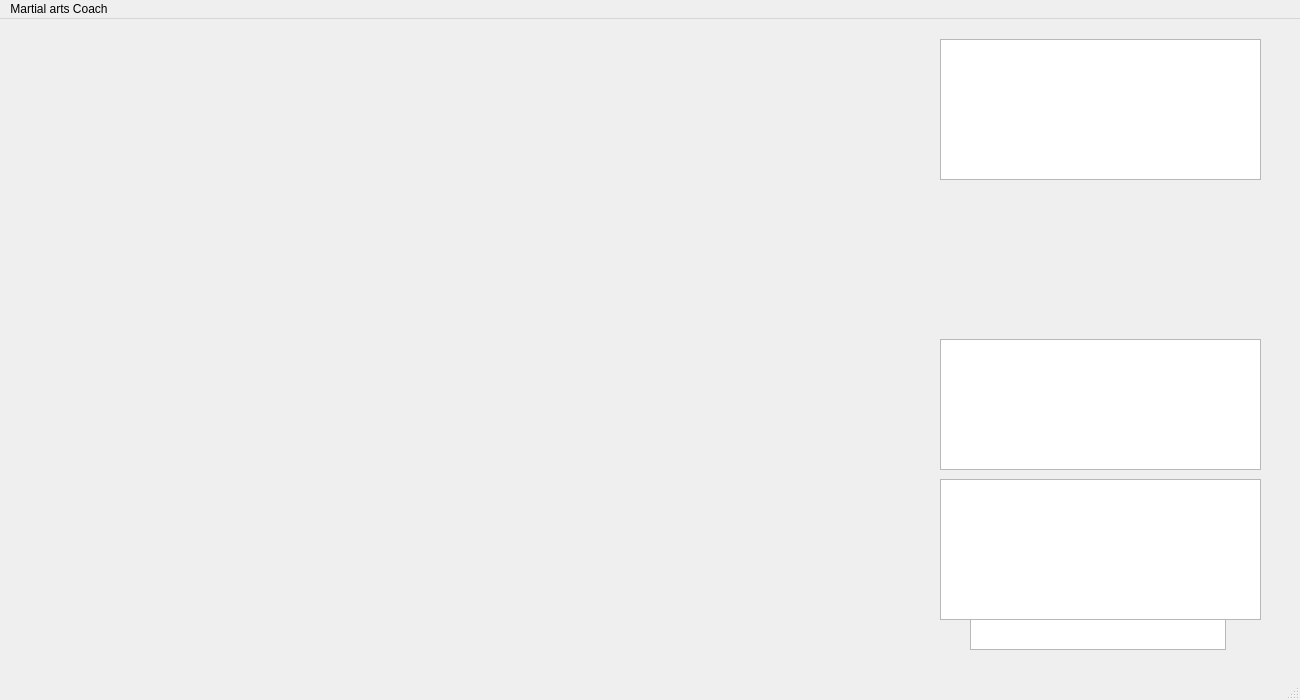
wreckless-omni/Martial_Arts_Trainer, file mainwindow.ui: the form before one commit.
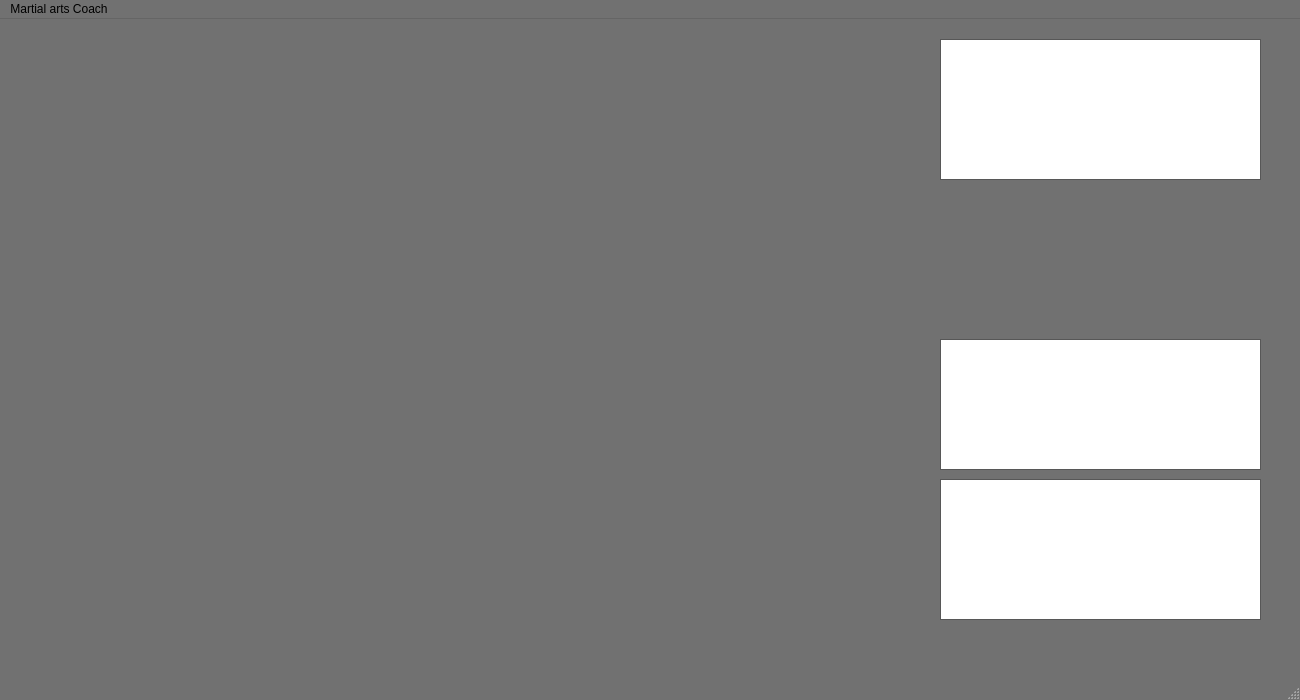
The form after the commit.

Commit message: added sound files, removed a text panel and changed some colors

Patch:
```diff
--- a/mainwindow.ui
+++ b/mainwindow.ui
@@ -10,6 +10,70 @@
     <height>700</height>
    </rect>
   </property>
+  <property name="palette">
+   <palette>
+    <active>
+     <colorrole role="Base">
+      <brush brushstyle="SolidPattern">
+       <color alpha="255">
+        <red>255</red>
+        <green>255</green>
+        <blue>255</blue>
+       </color>
+      </brush>
+     </colorrole>
+     <colorrole role="Window">
+      <brush brushstyle="SolidPattern">
+       <color alpha="255">
+        <red>113</red>
+        <green>113</green>
+        <blue>113</blue>
+       </color>
+      </brush>
+     </colorrole>
+    </active>
+    <inactive>
+     <colorrole role="Base">
+      <brush brushstyle="SolidPattern">
+       <color alpha="255">
+        <red>255</red>
+        <green>255</green>
+        <blue>255</blue>
+       </color>
+      </brush>
+     </colorrole>
+     <colorrole role="Window">
+      <brush brushstyle="SolidPattern">
+       <color alpha="255">
+        <red>113</red>
+        <green>113</green>
+        <blue>113</blue>
+       </color>
+      </brush>
+     </colorrole>
+    </inactive>
+    <disabled>
+     <colorrole role="Base">
+      <brush brushstyle="SolidPattern">
+       <color alpha="255">
+        <red>113</red>
+        <green>113</green>
+        <blue>113</blue>
+       </color>
+      </brush>
+     </colorrole>
+     <colorrole role="Window">
+      <brush brushstyle="SolidPattern">
+       <color alpha="255">
+        <red>113</red>
+        <green>113</green>
+        <blue>113</blue>
+       </color>
+      </brush>
+     </colorrole>
+    </disabled>
+   </palette>
+  </property>
   <property name="windowTitle">
    <string>MainWindow</string>
   </property>
@@ -76,6 +140,9 @@
       <pointsize>18</pointsize>
      </font>
     </property>
+    <property name="frameShadow">
+     <enum>QFrame::Shadow::Sunken</enum>
+    </property>
     <property name="lineWidth">
      <number>1</number>
     </property>
@@ -122,16 +189,6 @@
      </font>
     </property>
    </widget>
-   <widget class="QTextBrowser" name="textBrowser_3">
-    <property name="geometry">
-     <rect>
-      <x>970</x>
-      <y>600</y>
-      <width>256</width>
-      <height>31</height>
-     </rect>
-    </property>
-   </widget>
    <widget class="QTextBrowser" name="textBrowser_4">
     <property name="geometry">
      <rect>
```
The commit also changes 11 other files.
